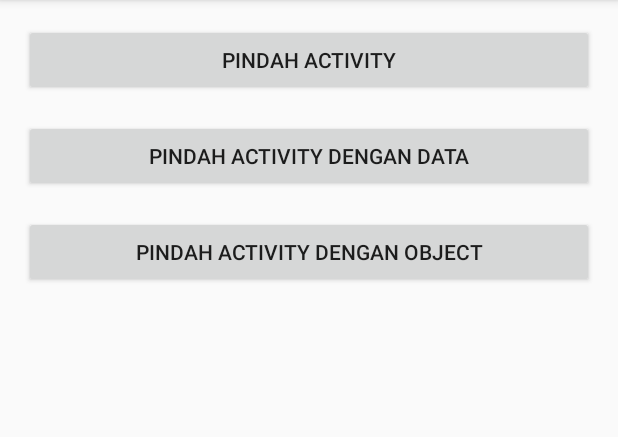
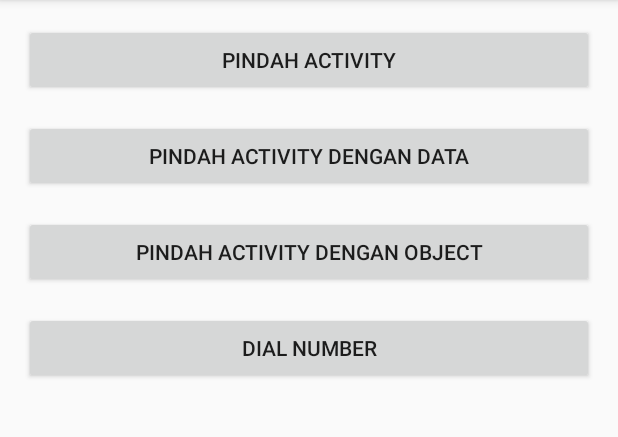
Before and after one commit to ndgspn/dcdng-android-fundamental, an Android app: the screen it shows after launch (MainActivity), on a phone screen of 412 x 824 dp, the part 84-521 px from its top. Run offline under Robolectric (Android 15) with nearby library versions, the phone set to English and light mode, and no system bars.

Commit message:
implicit activity dial phone number

```diff
--- a/MyIntentApp/app/src/main/java/com/example/myintentapp/MainActivity.kt
+++ b/MyIntentApp/app/src/main/java/com/example/myintentapp/MainActivity.kt
@@ -1,6 +1,7 @@
 package com.example.myintentapp
 
 import android.content.Intent
+import android.net.Uri
 import androidx.appcompat.app.AppCompatActivity
 import android.os.Bundle
 import android.view.View
@@ -11,6 +12,7 @@ class MainActivity : AppCompatActivity(), View.OnClickListener {
     private lateinit var btnMoveActivity: Button
     private lateinit var btnMoveWithDataActivity: Button
     private lateinit var btnMoveWithObject: Button
+    private lateinit var btnDialNumber: Button
 
     override fun onCreate(savedInstanceState: Bundle?) {
         super.onCreate(savedInstanceState)
@@ -19,10 +21,12 @@ class MainActivity : AppCompatActivity(), View.OnClickListener {
         btnMoveActivity = findViewById(R.id.btn_move_activity)
         btnMoveWithDataActivity = findViewById(R.id.btn_move_activity_data)
         btnMoveWithObject = findViewById(R.id.btn_move_activity_object)
+        btnDialNumber = findViewById(R.id.btn_dial_number)
 
         btnMoveActivity.setOnClickListener(this)
         btnMoveWithDataActivity.setOnClickListener(this)
         btnMoveWithObject.setOnClickListener(this)
+        btnDialNumber.setOnClickListener(this)
     }
 
     override fun onClick(view: View?) {
@@ -54,6 +58,12 @@ class MainActivity : AppCompatActivity(), View.OnClickListener {
 
                 startActivity(intentObject)
             }
+
+            R.id.btn_dial_number -> {
+                val phoneNumber = "085777222926"
+                val intentDial = Intent(Intent.ACTION_DIAL, Uri.parse("tel: $phoneNumber"))
+                startActivity(intentDial)
+            }
         }
     }
 }
--- a/MyIntentApp/app/src/main/res/layout/activity_main.xml
+++ b/MyIntentApp/app/src/main/res/layout/activity_main.xml
@@ -13,20 +13,27 @@
         android:layout_width="match_parent"
         android:layout_height="wrap_content"
         android:text="@string/move_activity"
-        android:layout_marginBottom="16dp" />
+        android:layout_marginBottom="@dimen/layout_vertical_margin" />
 
     <Button
         android:id="@+id/btn_move_activity_data"
         android:layout_width="match_parent"
         android:layout_height="wrap_content"
         android:text="@string/move_activity_with_data"
-        android:layout_marginBottom="16dp" />
+        android:layout_marginBottom="@dimen/layout_vertical_margin" />
 
     <Button
         android:id="@+id/btn_move_activity_object"
         android:layout_width="match_parent"
         android:layout_height="wrap_content"
         android:text="@string/move_activity_with_object"
-        android:layout_marginBottom="16dp" />
+        android:layout_marginBottom="@dimen/layout_vertical_margin" />
+
+    <Button
+        android:id="@+id/btn_dial_number"
+        android:layout_width="match_parent"
+        android:layout_height="wrap_content"
+        android:text="Dial Number"
+        android:layout_marginBottom="@dimen/layout_vertical_margin" />
 
 </LinearLayout>
--- /dev/null
+++ b/MyIntentApp/app/src/main/res/values/dimens.xml
@@ -0,0 +1,4 @@
+<?xml version="1.0" encoding="utf-8"?>
+<resources>
+    <dimen name="layout_vertical_margin">16dp</dimen>
+</resources>
```
